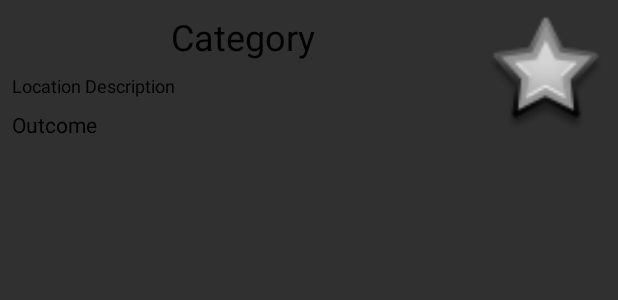
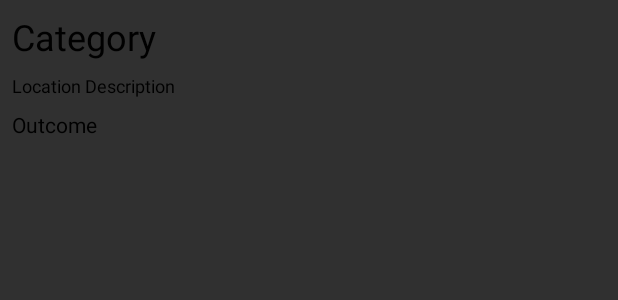
Before and after one commit to samdg123/NoseyNeighbour2, an Android app: the layout layout_marker_info_window.xml on its own in the app's theme, with its tools: preview values and no code run, on a phone screen of 412 x 824 dp. Shown: the top 300 px of the screen. Run offline under Robolectric (Android 15) with nearby library versions, the phone set to English and light mode, and no system bars.

Commit message:
added save button for markers on the map and got it to work

```diff
--- a/app/src/main/java/com/example/noseyneighbour/Adapters/MapsInfoWindow.java
+++ b/app/src/main/java/com/example/noseyneighbour/Adapters/MapsInfoWindow.java
@@ -35,7 +35,7 @@ public class MapsInfoWindow implements GoogleMap.InfoWindowAdapter {
         id = Integer.parseInt(marker.getTitle());
         getCrime();
 
-        View view = ((MapsActivity)context).getLayoutInflater().inflate(R.layout.layout_bottom_marker_info, null);
+        View view = ((MapsActivity)context).getLayoutInflater().inflate(R.layout.layout_marker_info_window, null);
 
         saveIV = view.findViewById(R.id.saveIV);
         TextView categoryTV = view.findViewById(R.id.categoryTV);
--- /dev/null
+++ b/app/src/main/java/com/example/noseyneighbour/CrimeClusterRenderer.java
@@ -0,0 +1,4 @@
+package com.example.noseyneighbour;
+
+public class CrimeClusterRenderer {
+}
--- a/app/src/main/res/layout/fragment_map_view_current_loc.xml
+++ b/app/src/main/res/layout/fragment_map_view_current_loc.xml
@@ -25,11 +25,12 @@
         app:layout_constraintStart_toStartOf="parent" />
 
     <ImageView
-        android:id="@+id/savedIV"
+        android:id="@+id/saveIV"
         android:layout_width="100dp"
         android:layout_height="100dp"
         android:layout_marginEnd="8dp"
         android:layout_marginBottom="8dp"
+        android:visibility="invisible"
         app:layout_constraintBottom_toBottomOf="parent"
         app:layout_constraintEnd_toEndOf="parent"
         app:srcCompat="@android:drawable/star_big_off" />
--- a/app/src/main/res/layout/layout_bottom_marker_info.xml
+++ b/app/src/main/res/layout/layout_marker_info_window.xml
@@ -11,11 +11,9 @@
         android:layout_height="wrap_content"
         android:layout_marginStart="8dp"
         android:layout_marginTop="8dp"
-        android:layout_marginEnd="8dp"
         android:text="Category"
         android:textColor="@android:color/primary_text_light"
         android:textSize="24sp"
-        app:layout_constraintEnd_toStartOf="@+id/saveIV"
         app:layout_constraintStart_toStartOf="parent"
         app:layout_constraintTop_toTopOf="parent" />
 
@@ -25,13 +23,11 @@
         android:layout_height="wrap_content"
         android:layout_marginStart="8dp"
         android:layout_marginTop="8dp"
-        android:layout_marginEnd="8dp"
         android:layout_marginBottom="8dp"
         android:text="Outcome"
         android:textColor="@android:color/primary_text_light"
         android:textSize="14sp"
         app:layout_constraintBottom_toBottomOf="parent"
-        app:layout_constraintEnd_toStartOf="@+id/saveIV"
         app:layout_constraintStart_toStartOf="parent"
         app:layout_constraintTop_toBottomOf="@+id/locationDescTV" />
 
@@ -41,23 +37,10 @@
         android:layout_height="wrap_content"
         android:layout_marginStart="8dp"
         android:layout_marginTop="8dp"
-        android:layout_marginEnd="8dp"
         android:text="Location Description"
         android:textColor="@android:color/primary_text_light"
         android:textSize="12sp"
-        app:layout_constraintEnd_toStartOf="@+id/saveIV"
         app:layout_constraintStart_toStartOf="parent"
         app:layout_constraintTop_toBottomOf="@+id/categoryTV" />
 
-    <ImageView
-        android:id="@+id/saveIV"
-        android:layout_width="80dp"
-        android:layout_height="0dp"
-        android:layout_marginTop="8dp"
-        android:layout_marginEnd="8dp"
-        android:layout_marginBottom="8dp"
-        app:layout_constraintBottom_toBottomOf="parent"
-        app:layout_constraintEnd_toEndOf="parent"
-        app:layout_constraintTop_toTopOf="parent"
-        app:srcCompat="@android:drawable/star_big_off" />
 </android.support.constraint.ConstraintLayout>
```
Also changed, not shown: app/src/main/java/com/example/noseyneighbour/Fragments/CurrentLocMapsFragment.java (+59 -6 lines).
